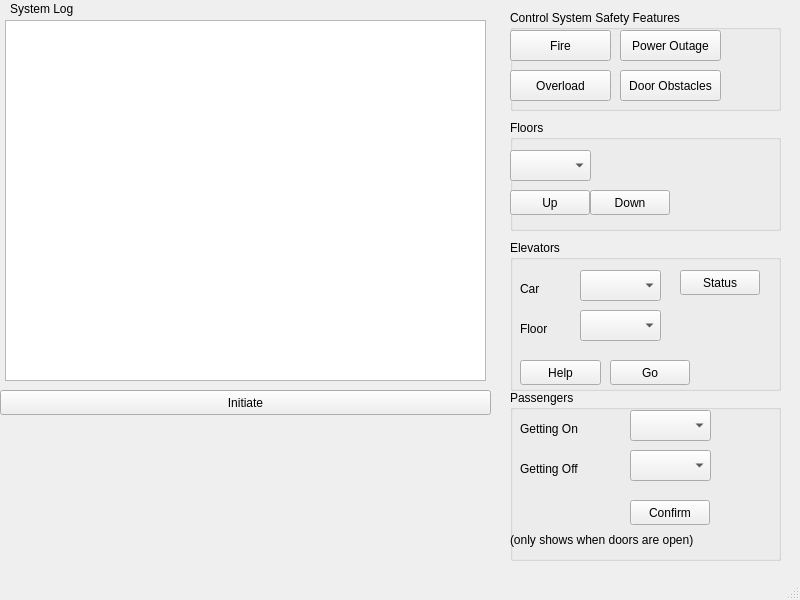
This is A3/mainwindow.ui in bradyhoard/Elevator-Simulator as Qt 5 draws it before an edit. The edited form follows.
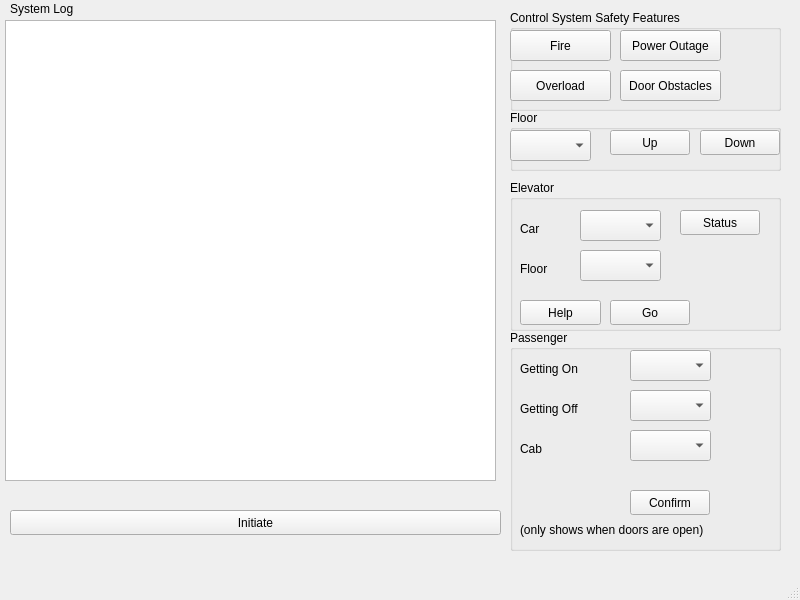
This is the edited form.

Commit message: updates before synced elevators

```diff
--- a/A3/mainwindow.ui
+++ b/A3/mainwindow.ui
@@ -19,8 +19,8 @@
      <rect>
       <x>5</x>
       <y>20</y>
-      <width>481</width>
-      <height>361</height>
+      <width>491</width>
+      <height>461</height>
      </rect>
     </property>
    </widget>
@@ -106,19 +106,19 @@
     <property name="geometry">
      <rect>
       <x>510</x>
-      <y>120</y>
+      <y>110</y>
       <width>271</width>
-      <height>111</height>
+      <height>61</height>
      </rect>
     </property>
     <property name="title">
-     <string>Floors</string>
+     <string>Floor</string>
     </property>
     <widget class="QComboBox" name="floorComboBox">
      <property name="geometry">
       <rect>
        <x>0</x>
-       <y>30</y>
+       <y>20</y>
        <width>81</width>
        <height>31</height>
       </rect>
@@ -127,8 +127,8 @@
     <widget class="QPushButton" name="floorUp">
      <property name="geometry">
       <rect>
-       <x>0</x>
-       <y>70</y>
+       <x>100</x>
+       <y>20</y>
        <width>80</width>
        <height>25</height>
       </rect>
@@ -140,8 +140,8 @@
     <widget class="QPushButton" name="floorDown">
      <property name="geometry">
       <rect>
-       <x>80</x>
-       <y>70</y>
+       <x>190</x>
+       <y>20</y>
        <width>80</width>
        <height>25</height>
       </rect>
@@ -155,13 +155,13 @@
     <property name="geometry">
      <rect>
       <x>510</x>
-      <y>240</y>
+      <y>180</y>
       <width>271</width>
       <height>151</height>
      </rect>
     </property>
     <property name="title">
-     <string>Elevators</string>
+     <string>Elevator</string>
     </property>
     <widget class="QLabel" name="label_2">
      <property name="geometry">
@@ -252,8 +252,8 @@
    <widget class="QPushButton" name="initiateButton">
     <property name="geometry">
      <rect>
-      <x>0</x>
-      <y>390</y>
+      <x>10</x>
+      <y>510</y>
       <width>491</width>
       <height>25</height>
      </rect>
@@ -266,13 +266,13 @@
     <property name="geometry">
      <rect>
       <x>510</x>
-      <y>390</y>
+      <y>330</y>
       <width>271</width>
-      <height>171</height>
+      <height>221</height>
      </rect>
     </property>
     <property name="title">
-     <string>Passengers</string>
+     <string>Passenger</string>
     </property>
     <widget class="QComboBox" name="passengers_on">
      <property name="geometry">
@@ -324,7 +324,7 @@
      <property name="geometry">
       <rect>
        <x>120</x>
-       <y>110</y>
+       <y>160</y>
        <width>80</width>
        <height>25</height>
       </rect>
@@ -336,8 +336,8 @@
     <widget class="QLabel" name="label_6">
      <property name="geometry">
       <rect>
-       <x>0</x>
-       <y>140</y>
+       <x>10</x>
+       <y>190</y>
        <width>201</width>
        <height>20</height>
       </rect>
@@ -346,6 +346,29 @@
       <string>(only shows when doors are open)</string>
      </property>
     </widget>
+    <widget class="QLabel" name="label_7">
+     <property name="geometry">
+      <rect>
+       <x>10</x>
+       <y>110</y>
+       <width>71</width>
+       <height>17</height>
+      </rect>
+     </property>
+     <property name="text">
+      <string>Cab</string>
+     </property>
+    </widget>
+    <widget class="QComboBox" name="passengers_cab">
+     <property name="geometry">
+      <rect>
+       <x>120</x>
+       <y>100</y>
+       <width>81</width>
+       <height>31</height>
+      </rect>
+     </property>
+    </widget>
    </widget>
   </widget>
   <widget class="QMenuBar" name="menubar">
```
The commit also changes 5 other files.
